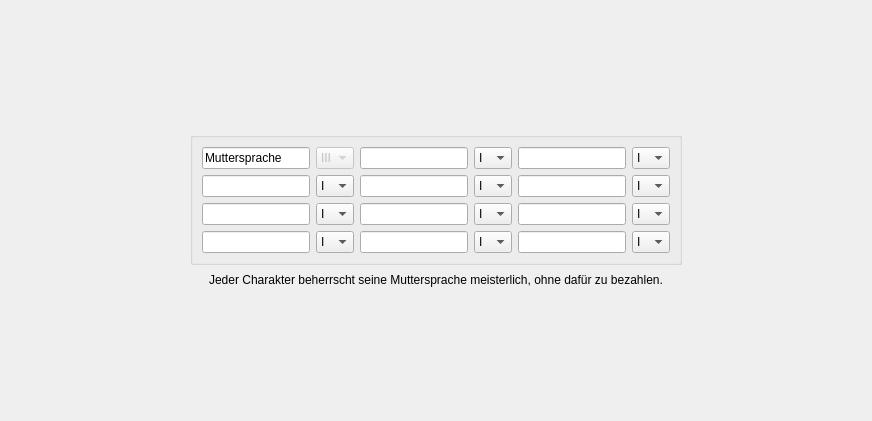
Aeolitus/Sephrasto, file UI/CharakterFreieFert.ui: the form before one commit.
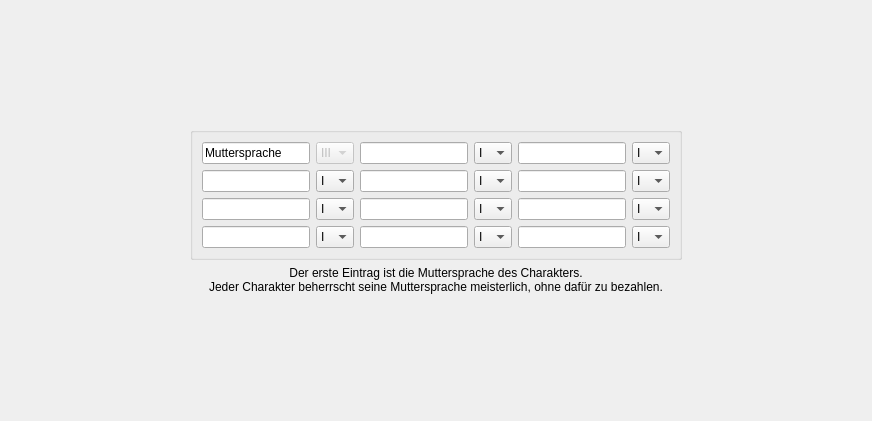
The form after the commit.

```diff
--- a/UI/CharakterFreieFert.ui
+++ b/UI/CharakterFreieFert.ui
@@ -71,7 +71,7 @@
              <string>Muttersprache</string>
             </property>
             <property name="readOnly">
-             <bool>true</bool>
+             <bool>false</bool>
             </property>
            </widget>
           </item>
@@ -486,7 +486,8 @@
         </size>
        </property>
        <property name="text">
-        <string>Jeder Charakter beherrscht seine Muttersprache meisterlich, ohne dafür zu bezahlen.</string>
+        <string>Der erste Eintrag ist die Muttersprache des Charakters.
+Jeder Charakter beherrscht seine Muttersprache meisterlich, ohne dafür zu bezahlen.</string>
        </property>
        <property name="alignment">
         <set>Qt::AlignCenter</set>
```
